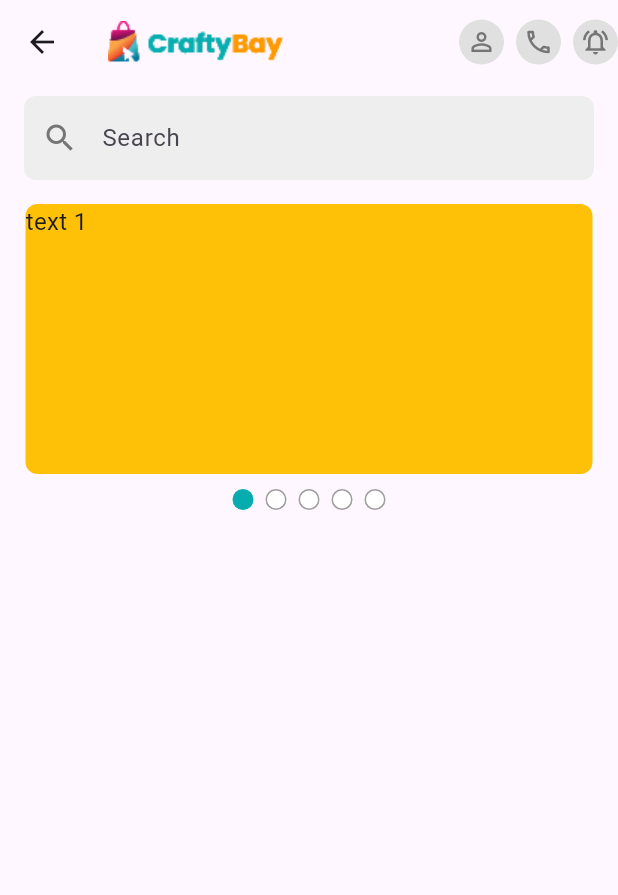
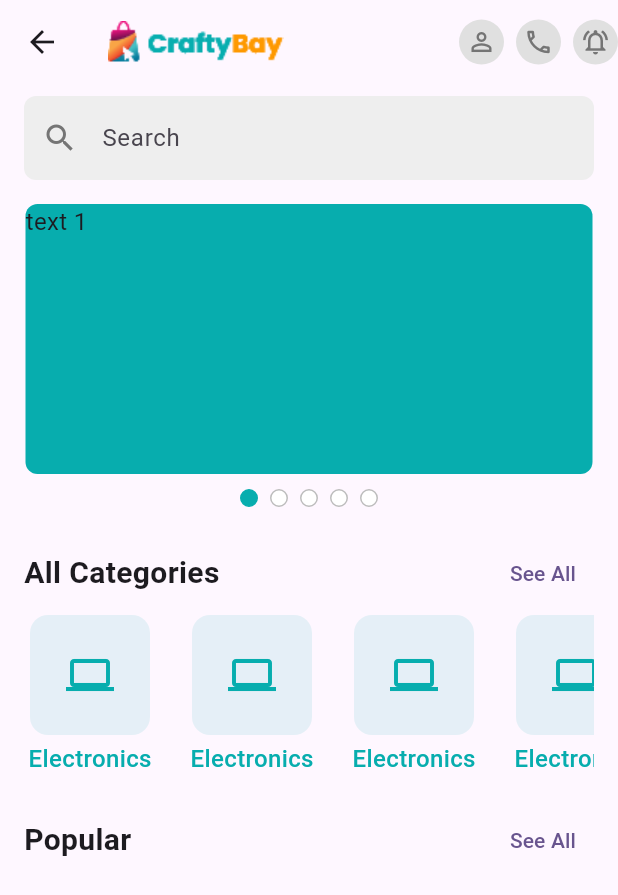
Before and after one commit to Ahmad61-6/craftybay, a Flutter app: the HomeScreen screen opened directly, on a phone screen of 412 x 824 dp. Shown: the top 895 px of the screen. Run offline on Flutter 3.47's test engine with Material 3 defaults, Android fonts, the phone set to English and light mode, and no system bars; drawn by our look-alikes of carousel_slider; our stand-ins replace get, pin_code_fields.

Commit message:
Slider on home screen

```diff
--- a/lib/presentation/ui/screens/home_screen.dart
+++ b/lib/presentation/ui/screens/home_screen.dart
@@ -1,5 +1,7 @@
 import 'package:crafty_bay/presentation/ui/utility/assets_path.dart';
+import 'package:crafty_bay/presentation/ui/widgets/category_item.dart';
 import 'package:crafty_bay/presentation/ui/widgets/home/banner_carousel.dart';
+import 'package:crafty_bay/presentation/ui/widgets/home/section_title.dart';
 import 'package:flutter/material.dart';
 
 import '../widgets/home/circle_icon_button.dart';
@@ -28,10 +30,39 @@ class _HomeScreenState extends State<HomeScreen> {
               const SizedBox(
                 height: 16,
               ),
-              const BannerCarousel()
+              const BannerCarousel(),
+              const SizedBox(
+                height: 16,
+              ),
+              SectionTitle(
+                title: 'All Categories',
+                onTapSeeAll: () {},
+              ),
+              categoryList,
+              SectionTitle(title: 'Popular', onTapSeeAll: () {})
             ],
           ),
         ),
+      ),
+    );
+  }
+
+  SizedBox get categoryList {
+    return SizedBox(
+      height: 130,
+      child: ListView.separated(
+        primary: false,
+        shrinkWrap: true,
+        scrollDirection: Axis.horizontal,
+        itemCount: 10,
+        itemBuilder: (context, index) {
+          return const CategoryItem();
+        },
+        separatorBuilder: (_, __) {
+          return const SizedBox(
+            width: 20,
+          );
+        },
       ),
     );
   }
--- /dev/null
+++ b/lib/presentation/ui/widgets/category_item.dart
@@ -0,0 +1,35 @@
+import 'package:crafty_bay/presentation/ui/utility/app_colors.dart';
+import 'package:flutter/material.dart';
+
+class CategoryItem extends StatelessWidget {
+  const CategoryItem({
+    super.key,
+  });
+
+  @override
+  Widget build(BuildContext context) {
+    return Column(
+      children: [
+        Card(
+          elevation: 0,
+          color: AppColors.primaryColor.withOpacity(0.1),
+          child: const Padding(
+            padding: EdgeInsets.all(24.0),
+            child: Icon(
+              Icons.computer,
+              size: 32,
+              color: AppColors.primaryColor,
+            ),
+          ),
+        ),
+        const Text(
+          'Electronics',
+          style: TextStyle(
+              color: AppColors.primaryColor,
+              fontSize: 16,
+              fontWeight: FontWeight.w500),
+        )
+      ],
+    );
+  }
+}
--- a/lib/presentation/ui/widgets/home/banner_carousel.dart
+++ b/lib/presentation/ui/widgets/home/banner_carousel.dart
@@ -37,7 +37,7 @@ class _BannerCarouselState extends State<BannerCarousel> {
                     margin: const EdgeInsets.symmetric(horizontal: 1.0),
                     decoration: BoxDecoration(
                         borderRadius: BorderRadius.circular(8),
-                        color: Colors.amber),
+                        color: AppColors.primaryColor),
                     child: Text(
                       'text $i',
                       style: const TextStyle(fontSize: 16.0),
@@ -57,8 +57,8 @@ class _BannerCarouselState extends State<BannerCarousel> {
                 children: [
                   for (int i = 0; i < 5; i++)
                     Container(
-                      height: 14,
-                      width: 14,
+                      height: 12,
+                      width: 12,
                       margin: const EdgeInsets.all(4),
                       decoration: BoxDecoration(
                           color: i == index
@@ -67,7 +67,7 @@ class _BannerCarouselState extends State<BannerCarousel> {
                           border: Border.all(
                               color: i == index
                                   ? AppColors.primaryColor
-                                  : Colors.grey),
+                                  : Colors.grey.shade400),
                           borderRadius: BorderRadius.circular(30)),
                     )
                 ],
--- /dev/null
+++ b/lib/presentation/ui/widgets/home/section_title.dart
@@ -0,0 +1,24 @@
+import 'package:flutter/material.dart';
+
+class SectionTitle extends StatelessWidget {
+  const SectionTitle({
+    super.key,
+    required this.title,
+    required this.onTapSeeAll,
+  });
+  final String title;
+  final VoidCallback onTapSeeAll;
+  @override
+  Widget build(BuildContext context) {
+    return Row(
+      mainAxisAlignment: MainAxisAlignment.spaceBetween,
+      children: [
+        Text(
+          title,
+          style: const TextStyle(fontSize: 20, fontWeight: FontWeight.bold),
+        ),
+        TextButton(onPressed: onTapSeeAll, child: const Text('See All'))
+      ],
+    );
+  }
+}
```
